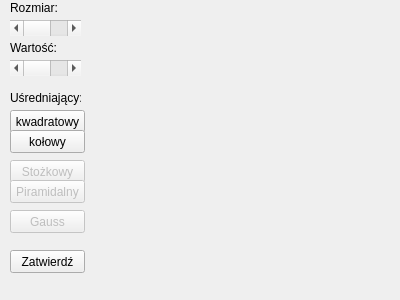
This is edycja_obrazow/rozmycie.ui in hankav21/edytor_obrazow as Qt 5 draws it before an edit. The edited form follows.
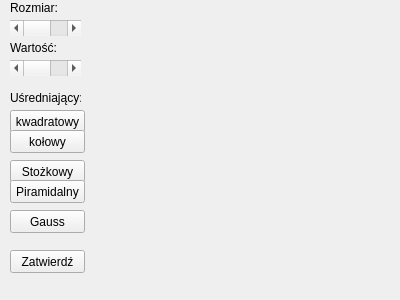
This is the edited form.

Patch:
```diff
--- a/edycja_obrazow/rozmycie.ui
+++ b/edycja_obrazow/rozmycie.ui
@@ -134,7 +134,7 @@
    </widget>
    <widget class="QPushButton" name="pushButton_stozkek">
     <property name="enabled">
-     <bool>false</bool>
+     <bool>true</bool>
     </property>
     <property name="geometry">
      <rect>
@@ -150,7 +150,7 @@
    </widget>
    <widget class="QPushButton" name="pushButton_piramida">
     <property name="enabled">
-     <bool>false</bool>
+     <bool>true</bool>
     </property>
     <property name="geometry">
      <rect>
@@ -166,7 +166,7 @@
    </widget>
    <widget class="QPushButton" name="pushButton_Gauss">
     <property name="enabled">
-     <bool>false</bool>
+     <bool>true</bool>
     </property>
     <property name="geometry">
      <rect>
```
Left out of the diff: 5 changed lines with no effect on the pictures.
